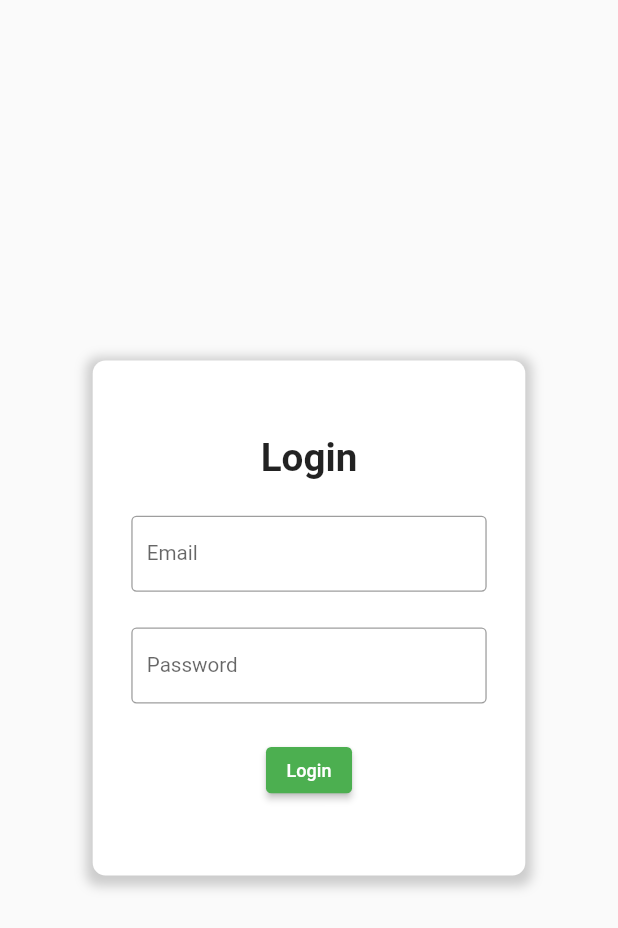
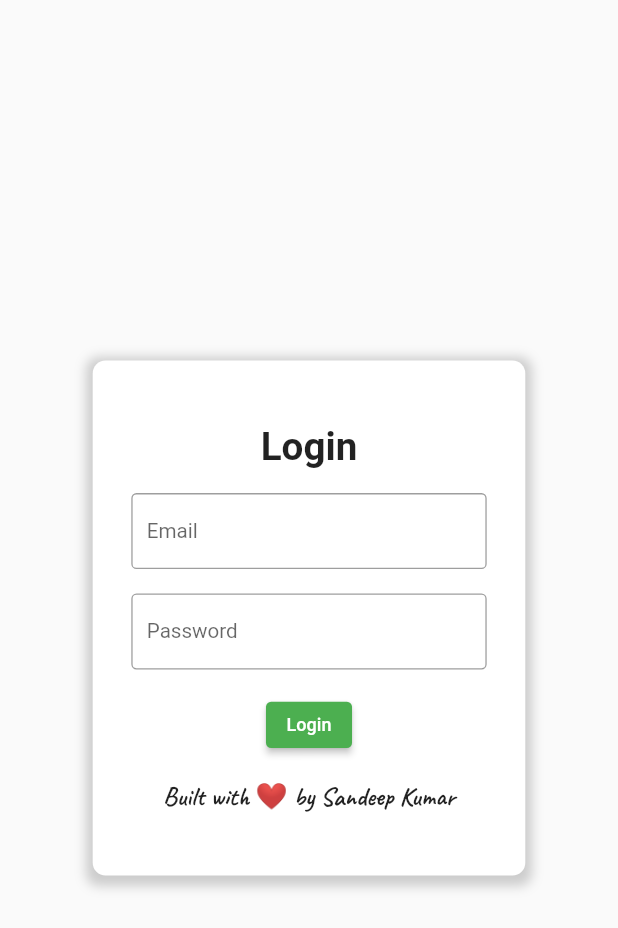
Before and after one commit to thisissandeepkumar/chirp_flutter, a Flutter app: the HomePage screen opened by its route, item 2 of the bottom bar chosen, after a tap on "Logout", on a phone screen of 412 x 824 dp. Shown: the top 928 px of the screen. Run offline on Flutter 3.47's test engine with Material 2 defaults, Android fonts, the phone set to English and light mode, and no system bars; our stand-ins replace firebase_core, firebase_messaging, google_fonts, objectid, responsive_framework, shared_preferences and 1 more; accounts and stored records are empty; network calls fail.

Commit message:
Slight UI touches

```diff
--- a/lib/main.dart
+++ b/lib/main.dart
@@ -4,6 +4,7 @@ import 'package:comms_flutter/pages/login/index.dart';
 import 'package:comms_flutter/pages/splash/index.dart';
 import 'package:comms_flutter/services/navigation_service.dart';
 import 'package:flutter/material.dart';
+import 'package:google_fonts/google_fonts.dart';
 import 'package:responsive_framework/responsive_framework.dart';
 import 'package:firebase_core/firebase_core.dart';
 import 'firebase_options.dart';
--- a/lib/pages/home/index.dart
+++ b/lib/pages/home/index.dart
@@ -141,11 +141,13 @@ class _HomePageState extends State<HomePage> {
   PreferredSizeWidget homeAppBar() {
     TextEditingController emailFieldController = TextEditingController();
     return AppBar(
-      title: const Text(
-        "Messages",
+      title: Text(
+        _selectedPage == 0 ? "Messages" : "Profile",
       ),
       actions: [
-        IconButton(
+        _selectedPage == 0
+            ? IconButton(
+                tooltip: "Start Chat",
                 onPressed: () async {
                   return showDialog(
                     context: mainContext,
@@ -170,7 +172,8 @@ class _HomePageState extends State<HomePage> {
                                     Uri.parse("$chatCoreHost/api/chatroom/v1"),
                                     headers: {
                                       "Content-Type": "application/json",
-                                "Authorization": "Bearer ${authProvider.token}",
+                                      "Authorization":
+                                          "Bearer ${authProvider.token}",
                                     },
                                     body: jsonEncode({
                                       "email": emailFieldController.text,
@@ -178,13 +181,15 @@ class _HomePageState extends State<HomePage> {
                                   );
                                   if (response.statusCode == 201) {
                                     chatroomProvider.chatrooms.add(
-                                Chatroom.fromJson(jsonDecode(response.body)
+                                      Chatroom.fromJson(
+                                          jsonDecode(response.body)
                                               as Map<String, dynamic>),
                                     );
                                     chatroomProvider.setCurrentChatroom(
                                       chatroomProvider.chatrooms.last,
                                     );
-                              NavigationService.instance.navigateTo("chatroom");
+                                    NavigationService.instance
+                                        .navigateTo("chatroom");
                                   } else if (response.statusCode == 404) {
                                     SnackBarService.instance
                                         .showFailureSnackBar("User not found");
@@ -193,13 +198,15 @@ class _HomePageState extends State<HomePage> {
                                       chatroomProvider.chatrooms.firstWhere(
                                           (element) =>
                                               element.id ==
-                                        jsonDecode(response.body)["chatroom"]
-                                            ["_id"]),
+                                              jsonDecode(response.body)[
+                                                  "chatroom"]["_id"]),
                                     );
-                              NavigationService.instance.navigateTo("chatroom");
+                                    NavigationService.instance
+                                        .navigateTo("chatroom");
                                   }
                                 } catch (e) {
-                            ScaffoldMessenger.of(mainContext).showSnackBar(
+                                  ScaffoldMessenger.of(mainContext)
+                                      .showSnackBar(
                                     SnackBar(
                                       content: Text(
                                         e.toString(),
@@ -225,7 +232,8 @@ class _HomePageState extends State<HomePage> {
                 icon: const Icon(
                   Icons.message_rounded,
                 ),
-        ),
+              )
+            : const SizedBox.shrink(),
       ],
     );
   }
--- a/lib/pages/login/index.dart
+++ b/lib/pages/login/index.dart
@@ -3,6 +3,7 @@ import 'package:comms_flutter/services/navigation_service.dart';
 import 'package:comms_flutter/widgets/snackbar.dart';
 import 'package:comms_flutter/widgets/text_field.dart';
 import 'package:flutter/material.dart';
+import 'package:google_fonts/google_fonts.dart';
 import 'package:provider/provider.dart';
 
 class LoginScreen extends StatefulWidget {
@@ -106,8 +107,18 @@ class _LoginScreenState extends State<LoginScreen> {
                       );
                     }
                   },
-                  child: const Text("Login"),
+                  child: AuthProvider.instance.authStatus ==
+                          AuthStatus.isAuthenticating
+                      ? const CircularProgressIndicator()
+                      : const Text("Login"),
                 ),
+                Text(
+                  "Built with ❤️ by Sandeep Kumar",
+                  style: GoogleFonts.caveat(
+                    fontSize: 20,
+                    fontWeight: FontWeight.bold,
+                  ),
+                )
               ],
             ),
           ),
--- a/lib/pages/profile/index.dart
+++ b/lib/pages/profile/index.dart
@@ -1,6 +1,7 @@
 import 'package:comms_flutter/providers/auth_provider.dart';
 import 'package:comms_flutter/services/navigation_service.dart';
 import 'package:flutter/material.dart';
+import 'package:google_fonts/google_fonts.dart';
 
 class ProfilePage extends StatefulWidget {
   const ProfilePage({super.key});
@@ -14,12 +15,28 @@ class _ProfilePageState extends State<ProfilePage> {
   Widget build(BuildContext context) {
     return Scaffold(
       body: Center(
-        child: ElevatedButton(
-          onPressed: () async {
-            AuthProvider.instance.logout();
-            NavigationService.instance.navigateToReplacement("login");
-          },
-          child: const Text("Logout"),
+        child: SizedBox(
+          height: 180,
+          child: Column(
+            mainAxisAlignment: MainAxisAlignment.spaceBetween,
+            crossAxisAlignment: CrossAxisAlignment.center,
+            children: [
+              Text(
+                "Built with ❤️ by Sandeep Kumar",
+                style: GoogleFonts.caveat(
+                  fontSize: 20,
+                  fontWeight: FontWeight.bold,
+                ),
+              ),
+              TextButton(
+                onPressed: () async {
+                  AuthProvider.instance.logout();
+                  NavigationService.instance.navigateToReplacement("login");
+                },
+                child: const Text("Logout"),
+              ),
+            ],
+          ),
         ),
       ),
     );
--- a/pubspec.yaml
+++ b/pubspec.yaml
@@ -40,6 +40,7 @@ dependencies:
   objectid: ^2.1.0
   firebase_core: ^2.4.1
   firebase_messaging: ^14.2.1
+  google_fonts: ^3.0.1
 
 dev_dependencies:
   flutter_test:
```
Also changed, not shown: lib/pages/splash/index.dart (+25 -2 lines), pubspec.lock, 2 other files. Lines whose indentation alone changed are shown as unchanged.
